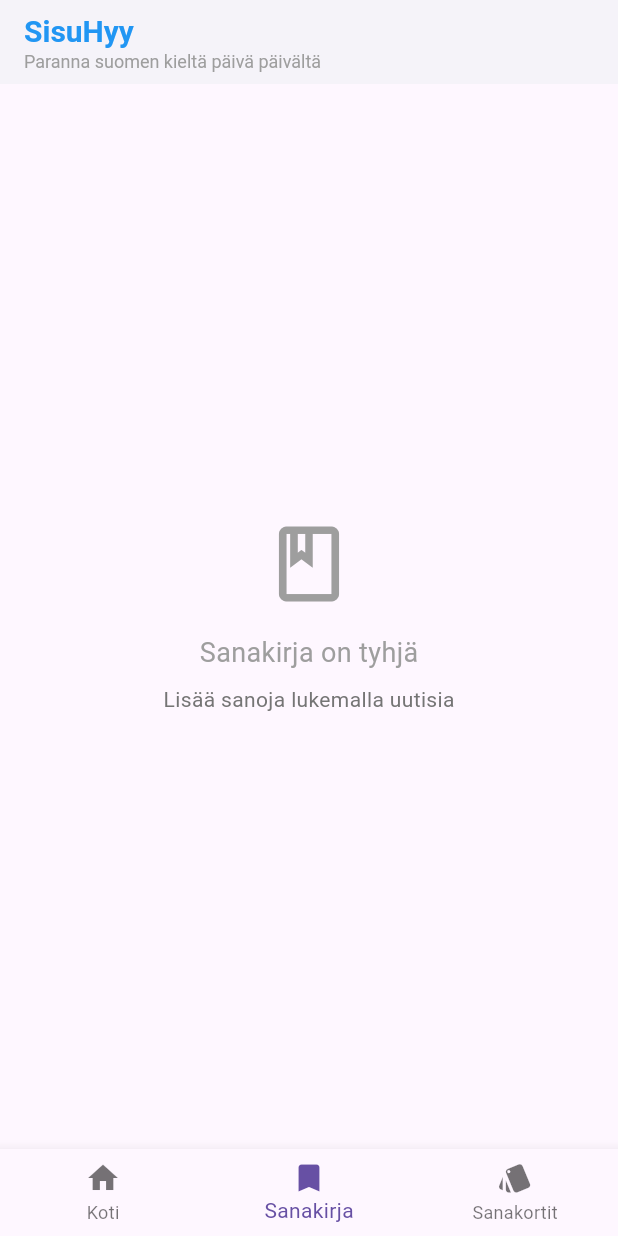
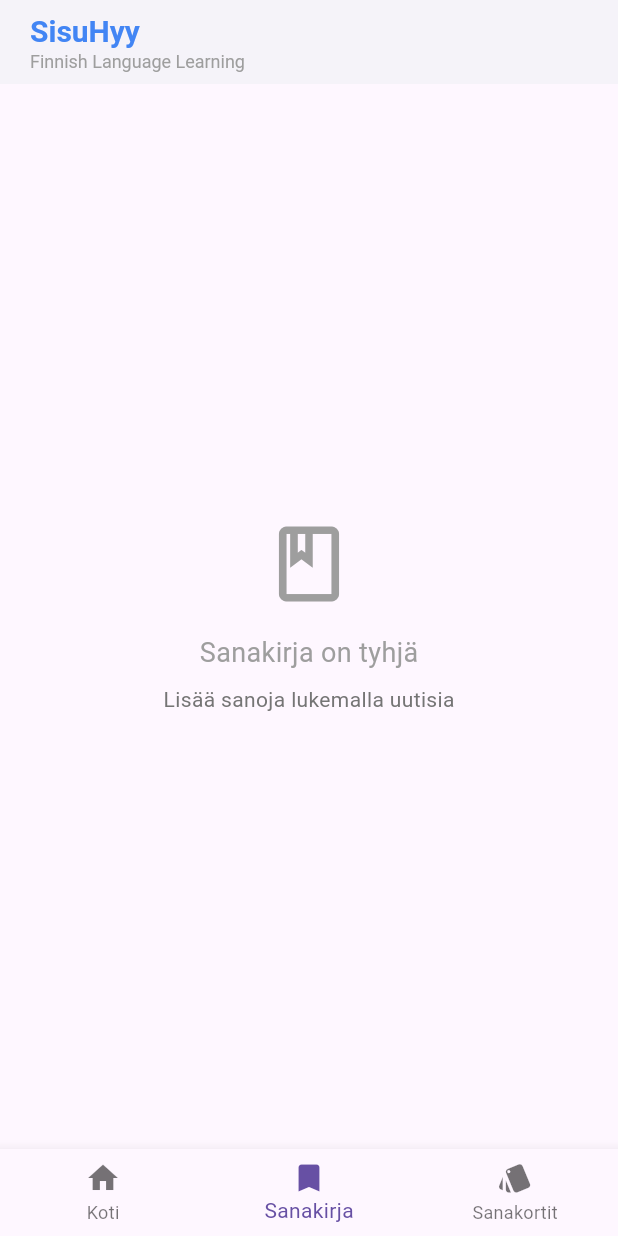
Before and after one commit to monodara/Suomi-Opinto-Avustaja, a Flutter app: the screen it shows after launch, item 2 of the bottom bar chosen, on a phone screen of 412 x 824 dp. Run offline on Flutter 3.47's test engine with Material 3 defaults, Android fonts, the phone set to English and light mode, and no system bars; our stand-ins replace hive, hive_flutter; accounts and stored records are empty; generated files the repository leaves out were written again; network calls fail.

Commit message:
Styled the top bar.

```diff
--- a/frontend/lib/main.dart
+++ b/frontend/lib/main.dart
@@ -104,23 +104,33 @@ class _MainAppState extends State<MainApp> {
       appBar: AppBar(
         backgroundColor: Colors.white, // White background
         foregroundColor: Colors.black, // Black foreground for icons/text
-        elevation: 2,
-        title: Column(
-          crossAxisAlignment: CrossAxisAlignment.start,
+        elevation: 2.0, // Subtle shadow, as requested
+        titleSpacing: 0.0, // Remove default title spacing
+        title: Padding(
+          padding: const EdgeInsets.only(
+            left: 20.0,
+          ), // Custom left padding to match card
+          child: Column(
+            crossAxisAlignment:
+                CrossAxisAlignment.start, // Align children to the left
             children: const [
               Text(
                 'SisuHyy',
                 style: TextStyle(
-                color: Colors.blue, // Dark blue color for the title
+                  color: Color(0xFF4285F4), // Blue from achievements card
                   fontSize: 20,
                   fontWeight: FontWeight.bold,
                 ),
               ),
               Text(
-              'Paranna suomen kieltä päivä päivältä',
-              style: TextStyle(color: Colors.grey, fontSize: 12),
+                'Finnish Language Learning',
+                style: TextStyle(
+                  color: Colors.grey, // Grey from screenshot
+                  fontSize: 12,
+                ),
               ),
             ],
+          ),
         ),
       ),
       body: _selectedArticle == null
```
Lines whose indentation alone changed are shown as unchanged.
